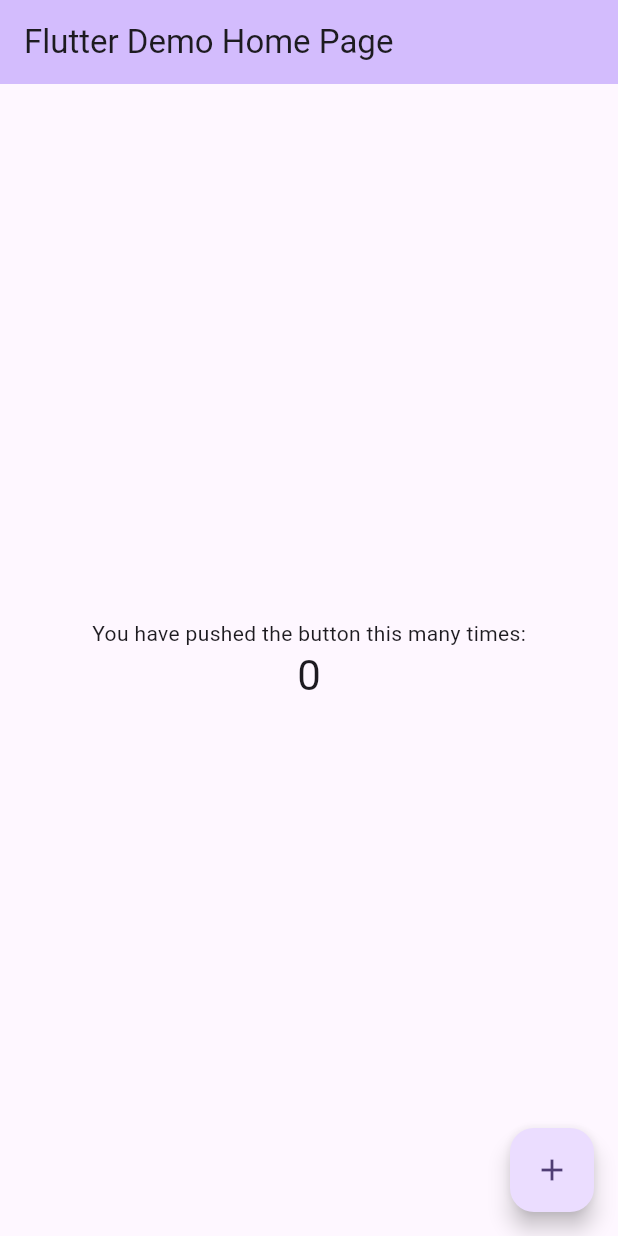
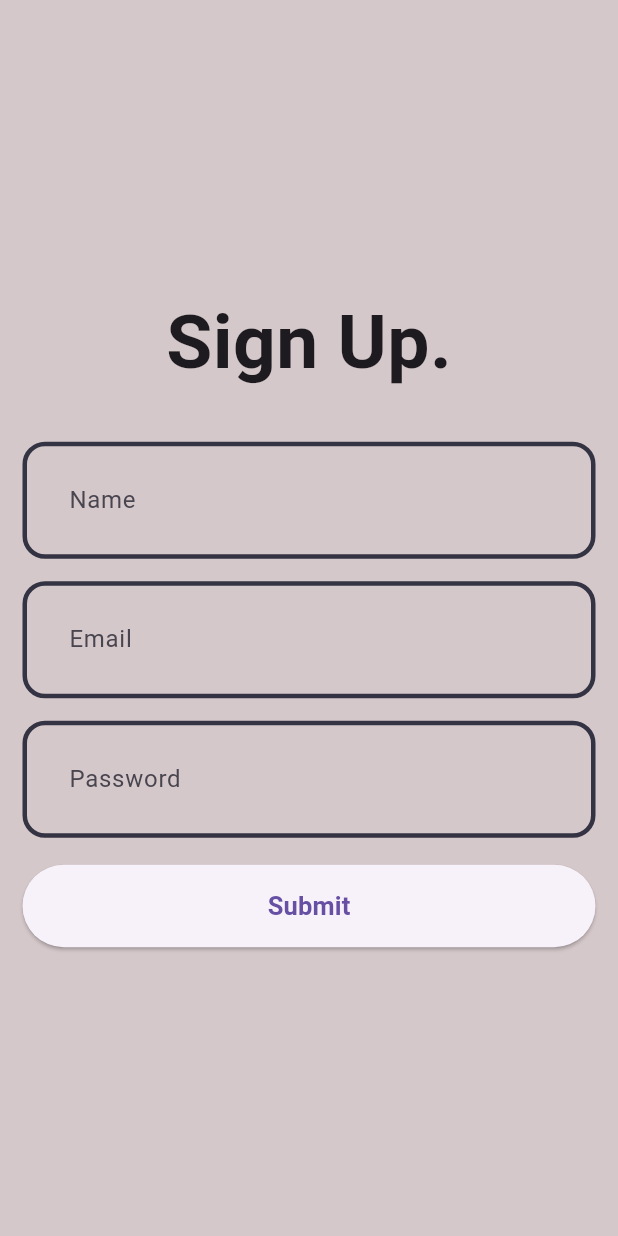
Before and after one commit to Eagle876/oneminjournal, a Flutter app: the screen it shows after launch, on a phone screen of 412 x 824 dp. Run offline on Flutter 3.47's test engine with Material 3 defaults, Android fonts, the phone set to English and light mode, and no system bars; statements that could not run were skipped.

```diff
--- /dev/null
+++ b/journall/lib/core/theme/app_pallet.dart
@@ -0,0 +1,13 @@
+import 'package:flutter/material.dart';
+
+class AppPallete {
+  static const Color backgroundColor = Color.fromRGBO(213, 200, 202, 1);
+  static const Color gradient1 = Color.fromRGBO(187, 63, 221, 1);
+  static const Color gradient2 = Color.fromRGBO(251, 109, 169, 1);
+  static const Color gradient3 = Color.fromRGBO(255, 159, 124, 1);
+  static const Color borderColor = Color.fromRGBO(52, 51, 67, 1);
+  static const Color whiteColor = Colors.white;
+  static const Color greyColor = Colors.grey;
+  static const Color errorColor = Colors.redAccent;
+  static const Color transparentColor = Colors.transparent;
+}
--- /dev/null
+++ b/journall/lib/core/theme/theme.dart
@@ -0,0 +1,19 @@
+import 'package:flutter/material.dart';
+import 'package:journall/core/theme/app_pallet.dart';
+
+class AppTheme {
+  static _border([Color color = AppPallete.borderColor]) => OutlineInputBorder(
+    borderSide:  BorderSide(
+      color: color,
+       width: 3),
+    borderRadius: BorderRadius.circular(15),
+  );
+  static final lightTheme = ThemeData.light().copyWith(
+    scaffoldBackgroundColor: AppPallete.backgroundColor,
+    inputDecorationTheme: InputDecorationThemeData(
+      contentPadding: const EdgeInsets.all(27),
+      enabledBorder: _border(),
+      focusedBorder: _border(AppPallete.gradient1),
+    ),
+  );
+}
--- a/journall/lib/main.dart
+++ b/journall/lib/main.dart
@@ -1,4 +1,6 @@
 import 'package:flutter/material.dart';
+import 'package:journall/core/theme/theme.dart';
+import 'package:journall/pages/signup.dart';
 
 void main() {
   runApp(const MyApp());
@@ -11,112 +13,10 @@
   @override
   Widget build(BuildContext context) {
     return MaterialApp(
+      debugShowCheckedModeBanner: false,
       title: 'Flutter Demo',
-      theme: ThemeData(
-        // This is the theme of your application.
-        //
-        // TRY THIS: Try running your application with "flutter run". You'll see
-        // the application has a purple toolbar. Then, without quitting the app,
-        // try changing the seedColor in the colorScheme below to Colors.green
-        // and then invoke "hot reload" (save your changes or press the "hot
-        // reload" button in a Flutter-supported IDE, or press "r" if you used
-        // the command line to start the app).
-        //
-        // Notice that the counter didn't reset back to zero; the application
-        // state is not lost during the reload. To reset the state, use hot
-        // restart instead.
-        //
-        // This works for code too, not just values: Most code changes can be
-        // tested with just a hot reload.
-        colorScheme: .fromSeed(seedColor: Colors.deepPurple),
-      ),
-      home: const MyHomePage(title: 'Flutter Demo Home Page'),
+      theme: AppTheme.lightTheme,
+      home: const SignUpPage(),
     );
   }
 }
-
-class MyHomePage extends StatefulWidget {
-  const MyHomePage({super.key, required this.title});
-
-  // This widget is the home page of your application. It is stateful, meaning
-  // that it has a State object (defined below) that contains fields that affect
-  // how it looks.
-
-  // This class is the configuration for the state. It holds the values (in this
-  // case the title) provided by the parent (in this case the App widget) and
-  // used by the build method of the State. Fields in a Widget subclass are
-  // always marked "final".
-
-  final String title;
-
-  @override
-  State<MyHomePage> createState() => _MyHomePageState();
-}
-
-class _MyHomePageState extends State<MyHomePage> {
-  int _counter = 0;
-
-  void _incrementCounter() {
-    setState(() {
-      // This call to setState tells the Flutter framework that something has
-      // changed in this State, which causes it to rerun the build method below
-      // so that the display can reflect the updated values. If we changed
-      // _counter without calling setState(), then the build method would not be
-      // called again, and so nothing would appear to happen.
-      _counter++;
-    });
-  }
-
-  @override
-  Widget build(BuildContext context) {
-    // This method is rerun every time setState is called, for instance as done
-    // by the _incrementCounter method above.
-    //
-    // The Flutter framework has been optimized to make rerunning build methods
-    // fast, so that you can just rebuild anything that needs updating rather
-    // than having to individually change instances of widgets.
-    return Scaffold(
-      appBar: AppBar(
-        // TRY THIS: Try changing the color here to a specific color (to
-        // Colors.amber, perhaps?) and trigger a hot reload to see the AppBar
-        // change color while the other colors stay the same.
-        backgroundColor: Theme.of(context).colorScheme.inversePrimary,
-        // Here we take the value from the MyHomePage object that was created by
-        // the App.build method, and use it to set our appbar title.
-        title: Text(widget.title),
-      ),
-      body: Center(
-        // Center is a layout widget. It takes a single child and positions it
-        // in the middle of the parent.
-        child: Column(
-          // Column is also a layout widget. It takes a list of children and
-          // arranges them vertically. By default, it sizes itself to fit its
-          // children horizontally, and tries to be as tall as its parent.
-          //
-          // Column has various properties to control how it sizes itself and
-          // how it positions its children. Here we use mainAxisAlignment to
-          // center the children vertically; the main axis here is the vertical
-          // axis because Columns are vertical (the cross axis would be
-          // horizontal).
-          //
-          // TRY THIS: Invoke "debug painting" (choose the "Toggle Debug Paint"
-          // action in the IDE, or press "p" in the console), to see the
-          // wireframe for each widget.
-          mainAxisAlignment: .center,
-          children: [
-            const Text('You have pushed the button this many times:'),
-            Text(
-              '$_counter',
-              style: Theme.of(context).textTheme.headlineMedium,
-            ),
-          ],
-        ),
-      ),
-      floatingActionButton: FloatingActionButton(
-        onPressed: _incrementCounter,
-        tooltip: 'Increment',
-        child: const Icon(Icons.add),
-      ),
-    );
-  }
-}
--- /dev/null
+++ b/journall/lib/pages/signup.dart
@@ -0,0 +1,39 @@
+import 'package:flutter/material.dart';
+import 'package:journall/widget/auth_field.dart';
+import 'package:journall/widget/auth_gra_button.dart';
+
+class SignUpPage extends StatefulWidget {
+  const SignUpPage({super.key});
+
+  @override
+  State<SignUpPage> createState() => _SignUpPageState();
+}
+
+class _SignUpPageState extends State<SignUpPage> {
+  @override
+  Widget build(BuildContext context) {
+    return Scaffold(
+      body: Padding(
+        padding: const EdgeInsets.all(15.0),
+        child: Column(
+          mainAxisAlignment: MainAxisAlignment.center,
+          children:  [
+            Text('Sign Up.',style: TextStyle(
+              fontSize: 50,
+              fontWeight: FontWeight.bold,
+            ),
+            ),
+            const SizedBox(height: 30),
+            Authfield(hintText: "Name"),
+            const SizedBox(height: 15),
+            Authfield(hintText: "Email"),
+            const SizedBox(height: 15),
+            Authfield(hintText: "Password"),
+            const SizedBox(height: 18),
+            AuthGraButton(),
+          ],
+        ),
+      ),
+    );
+  }
+}
--- /dev/null
+++ b/journall/lib/widget/auth_field.dart
@@ -0,0 +1,15 @@
+import 'package:flutter/material.dart';
+
+class Authfield extends StatelessWidget {
+  final String hintText;
+  const Authfield({super.key, required this.hintText});
+
+  @override
+  Widget build(BuildContext context) {
+    return TextFormField(
+      decoration: InputDecoration(
+        hintText: hintText
+      ),
+    );
+  }
+}
--- /dev/null
+++ b/journall/lib/widget/auth_gra_button.dart
@@ -0,0 +1,19 @@
+import 'package:flutter/material.dart';
+
+class AuthGraButton extends StatelessWidget {
+  const AuthGraButton({super.key});
+
+  @override
+  Widget build(BuildContext context) {
+    return Container(
+      decoration: BoxDecoration(
+        gradient:
+      ),
+      child: ElevatedButton(
+        onPressed: () {},
+        style: ElevatedButton.styleFrom(fixedSize: const Size(395, 55)),
+        child: const Text("Submit", style: TextStyle(fontSize: 17, fontWeight: FontWeight.w600)),
+      ),
+    );
+  }
+}
```
